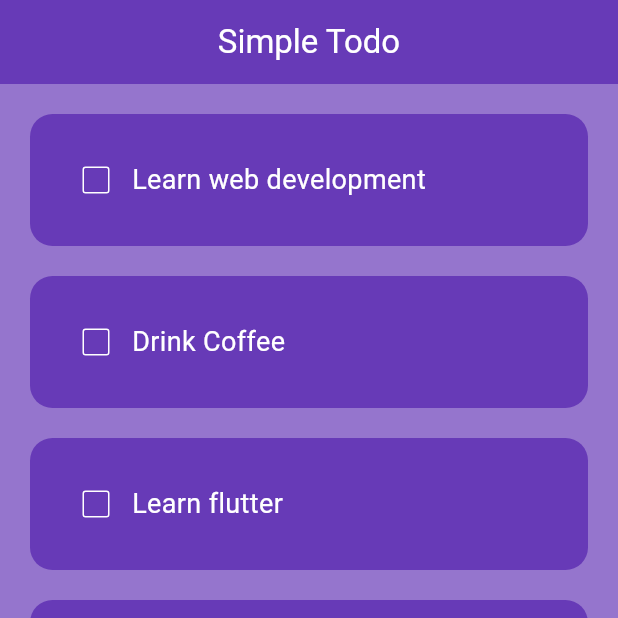
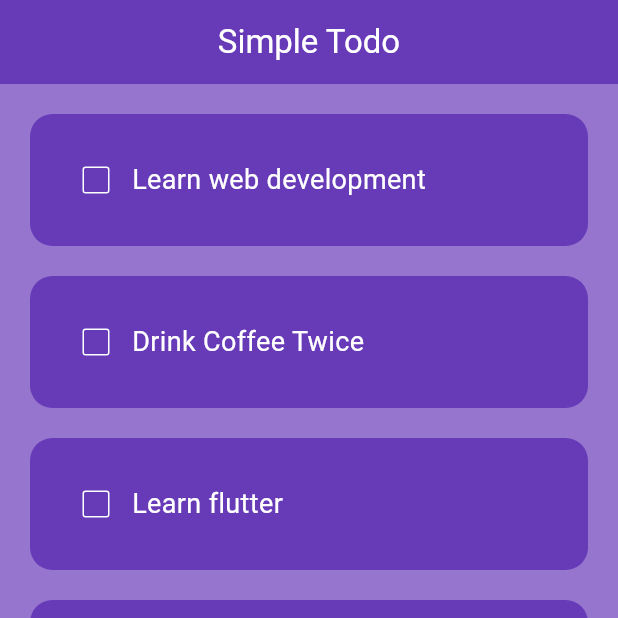
Before and after one commit to 8xNehanSS/flutter-todo-application, a Flutter app: the screen it shows after launch, on a phone screen of 412 x 824 dp, the top half of it. Run offline on Flutter 3.47's test engine with Material 3 defaults, Android fonts, the phone set to English and light mode, and no system bars; drawn by our look-alikes of flutter_slidable.

Commit message:
todo list change

```diff
--- a/lib/pages/home_page.dart
+++ b/lib/pages/home_page.dart
@@ -12,7 +12,7 @@ class _HomePageState extends State<HomePage> {
   final _controller = TextEditingController();
   List todoList = [
     ['Learn web development', false],
-    ['Drink Coffee', false],
+    ['Drink Coffee Twice', false],
     ['Learn flutter', false],
     ['Learn react', false],
   ];
```
